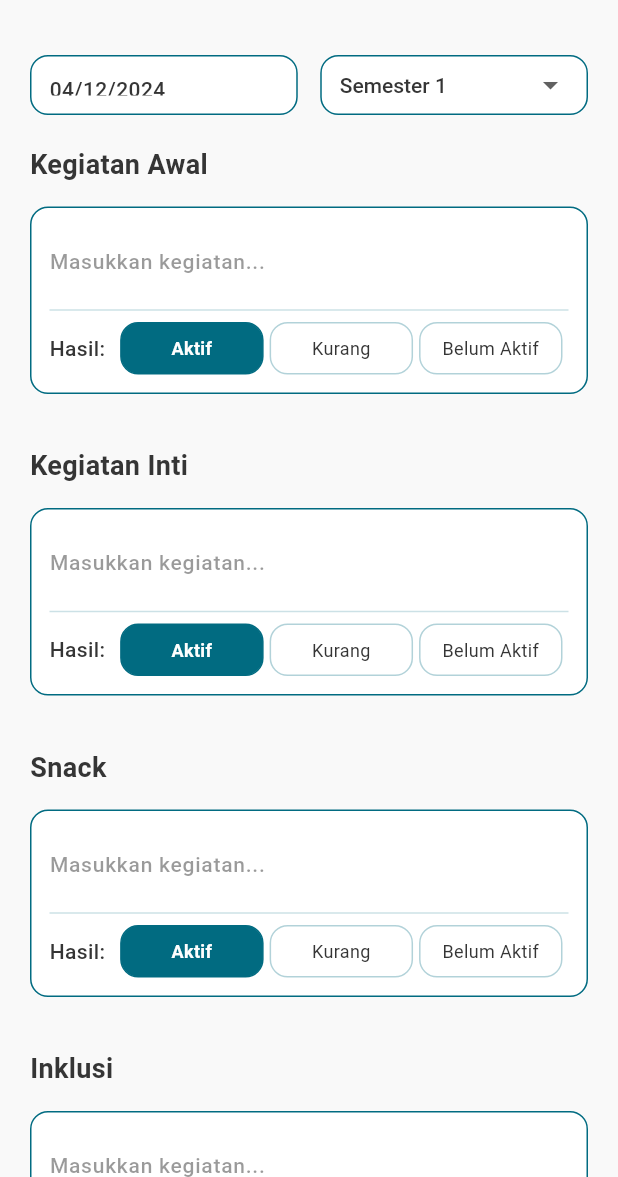
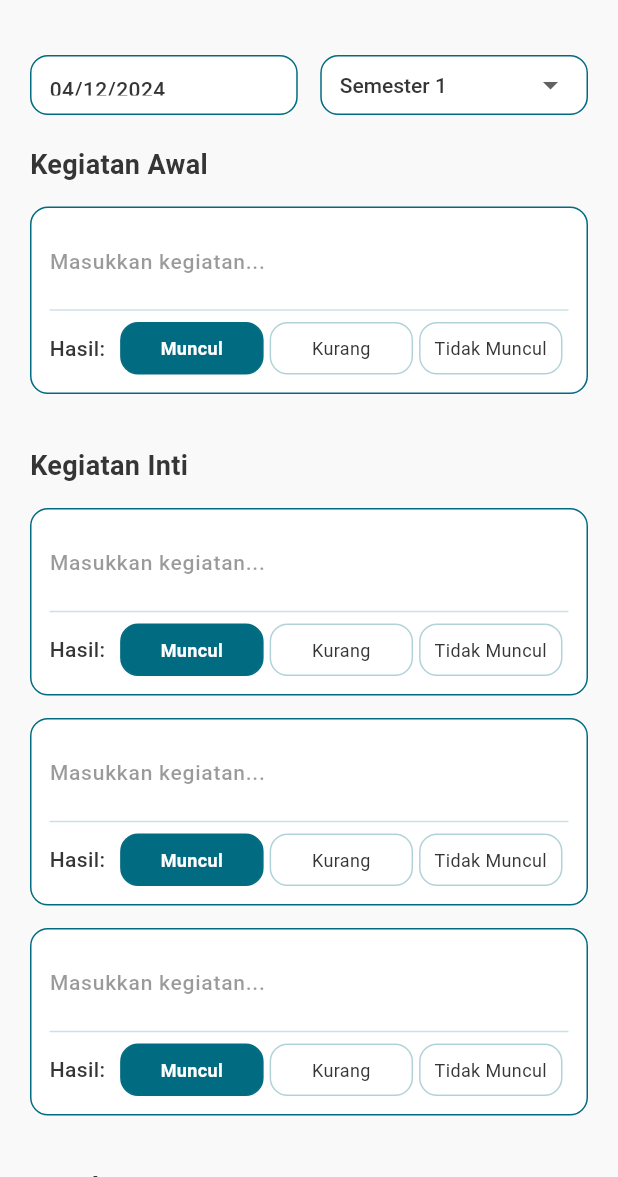
Before and after one commit to NamkuGavin/talentaku_app_guru, a Flutter app: the CreateLaporanScreen screen opened directly with empty values, on a phone screen of 412 x 824 dp, the part 59-1236 px from its top. Run offline on Flutter 3.47's test engine with Material 3 defaults, Android fonts, the phone set to English and light mode, and no system bars; our stand-ins replace crystal_navigation_bar, get, iconly, image_picker; Roboto replaces fonts that are missing (Manrope).

Commit message:
feat [NR] create laporan screen revision

```diff
--- a/lib/controllers/create_laporan_controller.dart
+++ b/lib/controllers/create_laporan_controller.dart
@@ -21,7 +21,11 @@ class CreateLaporanController extends GetxController {
     ),
     LaporanSection(
       title: 'Kegiatan Inti',
-      forms: [LaporanFormModel()],
+      forms: [
+        LaporanFormModel(),
+        LaporanFormModel(),
+        LaporanFormModel(),
+      ],
     ),
     LaporanSection(
       title: 'Snack',
--- a/lib/controllers/detail_laporan_controller.dart
+++ b/lib/controllers/detail_laporan_controller.dart
@@ -20,30 +20,35 @@ class DetailLaporanController extends GetxController {
             content:
                 'Siswa mengikuti senam pagi dengan penuh semangat. Setelah senam, dilakukan kegiatan circle time dimana setiap siswa berbagi cerita tentang hewan peliharaan mereka.',
             isExpanded: false,
+            status: 'Muncul',
           ),
           LaporanSection(
             title: 'Kegiatan Inti',
             content:
                 'Fokus pembelajaran hari ini adalah pengenalan huruf dan angka melalui permainan interaktif. Siswa menunjukkan kemajuan dalam mengenali huruf vokal dan angka 1-5.',
             isExpanded: false,
+            status: 'Kurang',
           ),
           LaporanSection(
             title: 'Snack Time',
             content:
                 'Menu snack: Buah-buahan segar (apel dan pisang). Siswa belajar tentang pentingnya mencuci tangan sebelum makan dan berbagi dengan teman.',
             isExpanded: false,
+            status: 'Muncul',
           ),
           LaporanSection(
             title: 'Kegiatan Inklusi',
             content:
                 'Kegiatan menggambar bersama dengan tema "Kebun Binatang". Semua siswa berpartisipasi aktif dan saling membantu dalam memilih warna.',
             isExpanded: false,
+            status: 'Tidak Muncul',
           ),
           LaporanSection(
             title: 'Catatan Khusus',
             content:
                 'Perkembangan motorik halus semakin membaik, terutama dalam memegang pensil dan menggunting. Beberapa siswa masih memerlukan bantuan dalam menulis huruf.',
             isExpanded: false,
+            status: 'Muncul',
           ),
         ];
 
@@ -54,30 +59,35 @@ class DetailLaporanController extends GetxController {
             content:
                 'Kegiatan dimulai dengan bernyanyi bersama dan gerakan sederhana. Siswa sangat antusias mengikuti gerakan dan menghafal lirik lagu baru.',
             isExpanded: false,
+            status: 'Muncul',
           ),
           LaporanSection(
             title: 'Kegiatan Inti',
             content:
                 'Pembelajaran fokus pada pengenalan warna dan bentuk menggunakan balok-balok kayu. Siswa berhasil mengelompokkan benda berdasarkan warna dengan baik.',
             isExpanded: false,
+            status: 'Kurang',
           ),
           LaporanSection(
             title: 'Snack Time',
             content:
                 'Menu snack: Roti dan susu. Siswa belajar tentang makanan sehat dan pentingnya sarapan. Semua siswa menghabiskan porsi mereka.',
             isExpanded: false,
+            status: 'Muncul',
           ),
           LaporanSection(
             title: 'Kegiatan Inklusi',
             content:
                 'Bermain peran dengan tema "Profesi". Siswa belajar tentang berbagai pekerjaan dan berinteraksi dengan baik dalam kelompok.',
             isExpanded: false,
+            status: 'Tidak Muncul',
           ),
           LaporanSection(
             title: 'Catatan Khusus',
             content:
                 'Interaksi sosial antar siswa semakin baik. Beberapa siswa yang sebelumnya pemalu mulai berani tampil di depan kelas.',
             isExpanded: false,
+            status: 'Muncul',
           ),
         ];
 
@@ -88,30 +98,35 @@ class DetailLaporanController extends GetxController {
             content:
                 'Upacara bendera mini dan pengenalan tema mingguan "Lingkungan Sekitar". Siswa memperhatikan dengan baik saat guru menjelaskan.',
             isExpanded: false,
+            status: 'Muncul',
           ),
           LaporanSection(
             title: 'Kegiatan Inti',
             content:
                 'Pembelajaran tentang kebersihan lingkungan. Siswa melakukan praktik memilah sampah dan menanam bibit tanaman di pot kecil.',
             isExpanded: false,
+            status: 'Kurang',
           ),
           LaporanSection(
             title: 'Snack Time',
             content:
                 'Menu snack: Pudding dan biskuit. Siswa belajar untuk tidak membuang sampah sembarangan dan menjaga kebersihan meja makan.',
             isExpanded: false,
+            status: 'Muncul',
           ),
           LaporanSection(
             title: 'Kegiatan Inklusi',
             content:
                 'Kegiatan membersihkan kelas bersama. Semua siswa berpartisipasi dalam membersihkan dan merapikan kelas.',
             isExpanded: false,
+            status: 'Tidak Muncul',
           ),
           LaporanSection(
             title: 'Catatan Khusus',
             content:
                 'Perlu perhatian lebih pada fokus beberapa siswa saat kegiatan membaca. Namun secara keseluruhan, siswa menunjukkan semangat belajar yang baik.',
             isExpanded: false,
+            status: 'Muncul',
           ),
         ];
 
@@ -120,10 +135,8 @@ class DetailLaporanController extends GetxController {
     }
   }
 
-  void toggleSection(int index) {
-    sections[index] = LaporanSection(
-      title: sections[index].title,
-      content: sections[index].content,
+  void toggleExpansion(int index) {
+    sections[index] = sections[index].copyWith(
       isExpanded: !sections[index].isExpanded,
     );
     sections.refresh();
--- a/lib/models/detail_laporan_event.dart
+++ b/lib/models/detail_laporan_event.dart
@@ -16,10 +16,27 @@ class LaporanSection {
   final String title;
   final String content;
   final bool isExpanded;
+  final String status;
 
-  LaporanSection({
+  const LaporanSection({
     required this.title,
     required this.content,
     this.isExpanded = false,
+    this.status = 'Muncul',  // Set default value
   });
+
+  // Add copyWith method for easier state updates
+  LaporanSection copyWith({
+    String? title,
+    String? content,
+    bool? isExpanded,
+    String? status,
+  }) {
+    return LaporanSection(
+      title: title ?? this.title,
+      content: content ?? this.content,
+      isExpanded: isExpanded ?? this.isExpanded,
+      status: status ?? this.status,
+    );
+  }
 }
--- a/lib/models/laporan_form_model.dart
+++ b/lib/models/laporan_form_model.dart
@@ -6,7 +6,7 @@ class LaporanFormModel {
 
   LaporanFormModel({
     this.kegiatan = '',
-    this.hasil = 'Aktif',
+    this.hasil = 'Muncul',
     this.catatan = '',
     this.photos = const [],
   });
@@ -21,5 +21,9 @@ class LaporanSection {
     required this.forms,
   });
 
-  static List<String> hasilOptions = ['Aktif', 'Kurang', 'Belum Aktif'];
+  static const List<String> hasilOptions = [
+    'Muncul',
+    'Kurang',
+    'Tidak Muncul',
+  ];
 }
--- a/lib/views/laporan_siswa/detail_laporan_screen.dart
+++ b/lib/views/laporan_siswa/detail_laporan_screen.dart
@@ -142,7 +142,8 @@ class DetailLaporanScreen extends StatelessWidget {
                           icon: AppIcons.getLaporanSectionIcon(
                               controller.sections[index].title),
                           isExpanded: controller.sections[index].isExpanded,
-                          onTap: () => controller.toggleSection(index),
+                          status: controller.sections[index].status,
+                          onTap: () => controller.toggleExpansion(index),
                         ),
                       ),
                     )),
--- a/lib/widgets/laporan_form_section.dart
+++ b/lib/widgets/laporan_form_section.dart
@@ -60,9 +60,22 @@ class LaporanFormSection extends StatelessWidget {
                   hintStyle: AppTextStyles.bodyMedium.copyWith(
                     color: AppColors.textPrimary.withOpacity(0.5),
                   ),
+                  errorStyle: AppTextStyles.bodySmall.copyWith(
+                    color: Colors.red,
+                  ),
                 ),
                 style: AppTextStyles.bodyMedium,
                 maxLines: null,
+                validator: (value) {
+                  // Make validation required only for first card of Kegiatan Inti
+                  // or for other sections
+                  if (title != 'Kegiatan Inti' || i == 0) {
+                    if (value == null || value.isEmpty) {
+                      return 'Mohon isi kegiatan terlebih dahulu';
+                    }
+                  }
+                  return null;
+                },
                 onChanged: (value) => onKegiatanChanged(i, value),
               ),
               Divider(color: AppColors.primary.withOpacity(0.2)),
```
Also changed, not shown: lib/widgets/detail_laporan_card.dart (+43 -5 lines).
